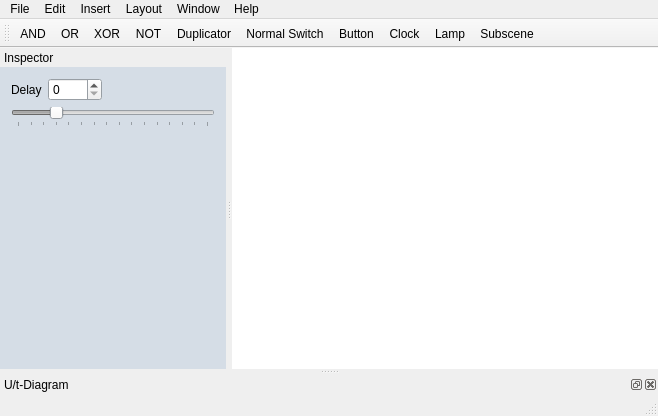
Qt form mainwindow.ui (narrowtux/Gatter) before a commit.
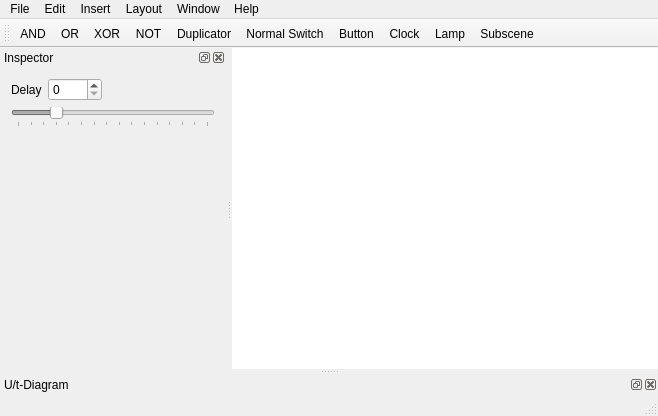
The same form after that commit.

What changed in the file:
```diff
--- a/mainwindow.ui
+++ b/mainwindow.ui
@@ -181,7 +181,7 @@
     </size>
    </property>
    <property name="features">
-    <set>QDockWidget::NoDockWidgetFeatures</set>
+    <set>QDockWidget::AllDockWidgetFeatures</set>
    </property>
    <property name="windowTitle">
     <string>Inspector</string>
@@ -202,70 +202,6 @@
          <height>0</height>
         </size>
        </property>
-       <property name="palette">
-        <palette>
-         <active>
-          <colorrole role="Base">
-           <brush brushstyle="SolidPattern">
-            <color alpha="255">
-             <red>255</red>
-             <green>255</green>
-             <blue>255</blue>
-            </color>
-           </brush>
-          </colorrole>
-          <colorrole role="Window">
-           <brush brushstyle="SolidPattern">
-            <color alpha="255">
-             <red>213</red>
-             <green>221</green>
-             <blue>230</blue>
-            </color>
-           </brush>
-          </colorrole>
-         </active>
-         <inactive>
-          <colorrole role="Base">
-           <brush brushstyle="SolidPattern">
-            <color alpha="255">
-             <red>255</red>
-             <green>255</green>
-             <blue>255</blue>
-            </color>
-           </brush>
-          </colorrole>
-          <colorrole role="Window">
-           <brush brushstyle="SolidPattern">
-            <color alpha="255">
-             <red>213</red>
-             <green>221</green>
-             <blue>230</blue>
-            </color>
-           </brush>
-          </colorrole>
-         </inactive>
-         <disabled>
-          <colorrole role="Base">
-           <brush brushstyle="SolidPattern">
-            <color alpha="255">
-             <red>213</red>
-             <green>221</green>
-             <blue>230</blue>
-            </color>
-           </brush>
-          </colorrole>
-          <colorrole role="Window">
-           <brush brushstyle="SolidPattern">
-            <color alpha="255">
-             <red>213</red>
-             <green>221</green>
-             <blue>230</blue>
-            </color>
-           </brush>
-          </colorrole>
-         </disabled>
-        </palette>
-       </property>
        <property name="frameShape">
         <enum>QFrame::NoFrame</enum>
        </property>
```
Left out of the diff: 6 changed lines with no effect on the pictures.
